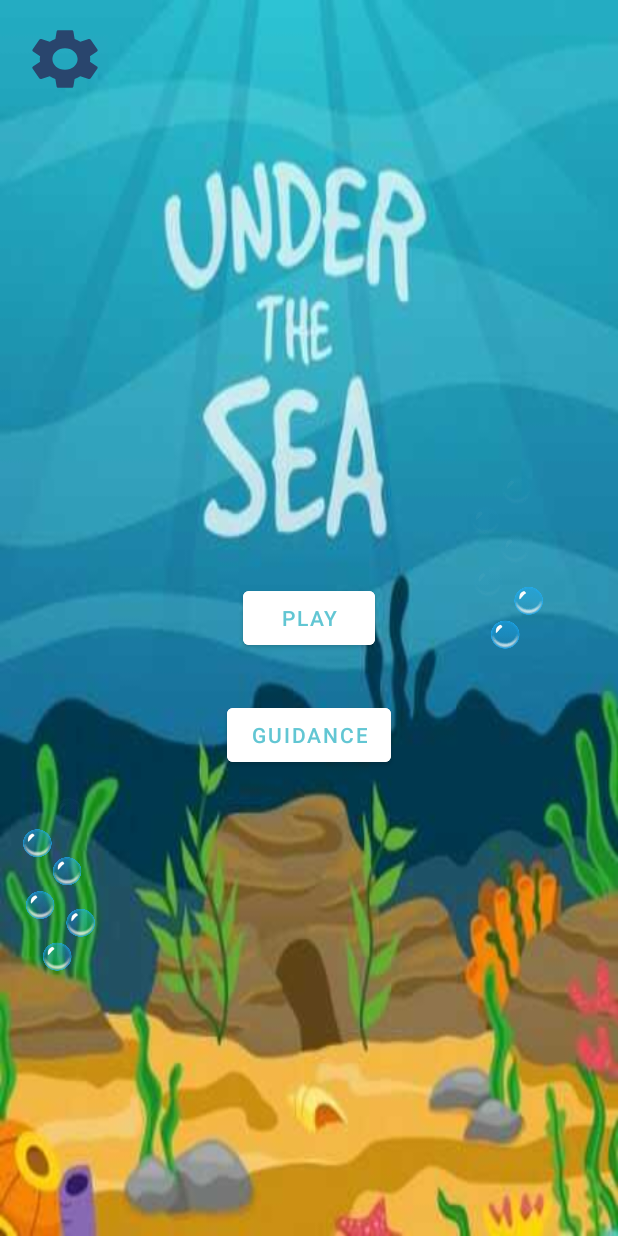
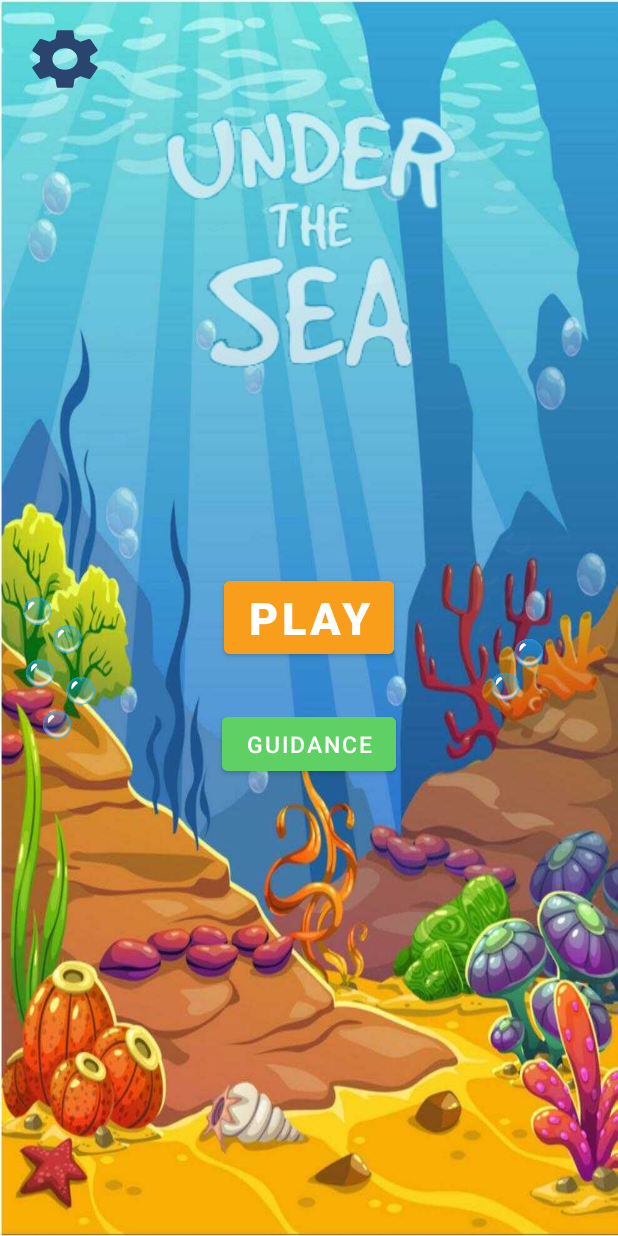
Before and after one commit to yaniv208/UnderTheSea, an Android app: the screen it shows after launch (MainActivity), on a phone screen of 412 x 824 dp. Run offline under Robolectric (Android 15) with nearby library versions, the phone set to English and light mode, and no system bars.

Commit message:
change background add score table

```diff
--- a/app/src/main/res/layout/activity_main.xml
+++ b/app/src/main/res/layout/activity_main.xml
@@ -4,8 +4,17 @@
     xmlns:tools="http://schemas.android.com/tools"
     android:layout_width="match_parent"
     android:layout_height="match_parent"
-    android:background="@drawable/mainpagebackground"
+    android:background="@drawable/mainback"
     tools:context=".MainActivity">
+
+    <ImageView
+        android:layout_width="wrap_content"
+        android:layout_height="wrap_content"
+        android:layout_margin="50dp"
+        android:src="@drawable/logo"
+        android:layout_marginTop="40dp"
+        android:layout_marginBottom="40dp"
+        />
 
     <ImageButton
         android:id="@+id/setting_button"
@@ -16,10 +25,12 @@
 
     <Button
         android:id="@+id/play_button"
+        android:textSize="30dp"
+        android:textStyle="bold"
         android:layout_width="wrap_content"
         android:layout_height="wrap_content"
-        android:backgroundTint="@color/white"
-        android:textColor="@color/teal_200"
+        android:backgroundTint="@color/orange"
+        android:textColor="@color/white"
         android:layout_gravity="center"
         android:layout_marginTop="30dp"
         android:layout_centerInParent="true"
@@ -27,10 +38,11 @@
 
     <Button
         android:id="@+id/guidance_button"
+        android:textSize="15dp"
         android:layout_width="wrap_content"
         android:layout_height="wrap_content"
-        android:textColor="@color/teal_200"
-        android:backgroundTint="@color/white"
+        android:textColor="@color/white"
+        android:backgroundTint="@color/green"
         android:layout_below="@id/play_button"
         android:layout_marginTop="30dp"
         android:layout_centerInParent="true"
@@ -42,14 +54,14 @@
         android:layout_height="379dp"
         android:layout_alignParentRight="true"
         android:layout_marginRight="50dp"
-        android:layout_marginTop="185dp"
+        android:layout_marginTop="220dp"
         android:src="@drawable/bubblefast" />
     <ImageView
         android:id="@+id/bubble2"
         android:layout_width="48dp"
         android:layout_height="379dp"
         android:layout_marginLeft="15dp"
-        android:layout_marginTop="400dp"
+        android:layout_marginTop="245dp"
         android:src="@drawable/bubbles" />
     <FrameLayout
         android:layout_width="match_parent"
--- a/app/src/main/res/layout/info_fragment.xml
+++ b/app/src/main/res/layout/info_fragment.xml
@@ -1,8 +1,8 @@
 <?xml version="1.0" encoding="utf-8"?>
 <androidx.constraintlayout.widget.ConstraintLayout xmlns:android="http://schemas.android.com/apk/res/android"
     android:layout_width="match_parent"
+    android:background="@drawable/settingback"
     android:layout_height="match_parent"
-    android:background="@drawable/back"
     xmlns:app="http://schemas.android.com/apk/res-auto">
 
     <ImageButton
--- a/app/src/main/res/layout/menu.xml
+++ b/app/src/main/res/layout/menu.xml
@@ -11,7 +11,7 @@
         android:id="@+id/popup_view"
         app:layout_constraintWidth_percent=".8"
         app:layout_constraintHeight_percent=".4"
-        android:background="@drawable/back"
+        android:background="@drawable/settingback"
         app:layout_constraintStart_toStartOf="parent"
         app:layout_constraintEnd_toEndOf="parent"
         app:layout_constraintTop_toTopOf="parent"
--- a/app/src/main/res/layout/row_score_table.xml
+++ b/app/src/main/res/layout/row_score_table.xml
@@ -5,7 +5,7 @@
     android:layout_height="match_parent">
 
     <TextView
-        android:id="@+id/name_scoretable"
+        android:id="@+id/name_row"
         android:textSize="30dp"
         android:layout_width="0dp"
         android:layout_weight="1"
@@ -13,7 +13,7 @@
         android:layout_height="wrap_content"
         />
     <TextView
-        android:id="@+id/level_scoretable"
+        android:id="@+id/level_row"
         android:layout_weight="1"
         android:layout_width="0dp"
         android:layout_margin="20dp"
@@ -22,7 +22,7 @@
         android:layout_height="wrap_content"
         />
     <TextView
-        android:id="@+id/score_scoretable"
+        android:id="@+id/score_row"
         android:layout_weight="1"
         android:layout_width="0dp"
         android:layout_height="wrap_content"
--- a/app/src/main/res/values/colors.xml
+++ b/app/src/main/res/values/colors.xml
@@ -7,4 +7,6 @@
     <color name="teal_700">#FF018786</color>
     <color name="black">#FF000000</color>
     <color name="white">#FFFFFFFF</color>
+    <color name="green">#5FD164</color>
+    <color name="orange">#F89E1A</color>
 </resources>
```
Also changed, not shown: app/src/main/java/com/hit/underthesea/score/ScoreAdapter.java (+4 -4 lines), app/src/main/java/com/hit/underthesea/score/ScoreTable.java (+7 -7 lines), app/src/main/res/layout/play_menu.xml (+5 -4 lines), app/src/main/res/layout/score_table_list.xml (+14 -12 lines), app/src/main/res/drawable-v24/mainback.jpeg (added), app/src/main/res/drawable-v24/mainpagebackground.jpeg (deleted), app/src/main/res/drawable-v24/playback.jpeg (added), app/src/main/res/drawable-v24/settingback.png (renamed from app/src/main/res/drawable-v24/back.png).
